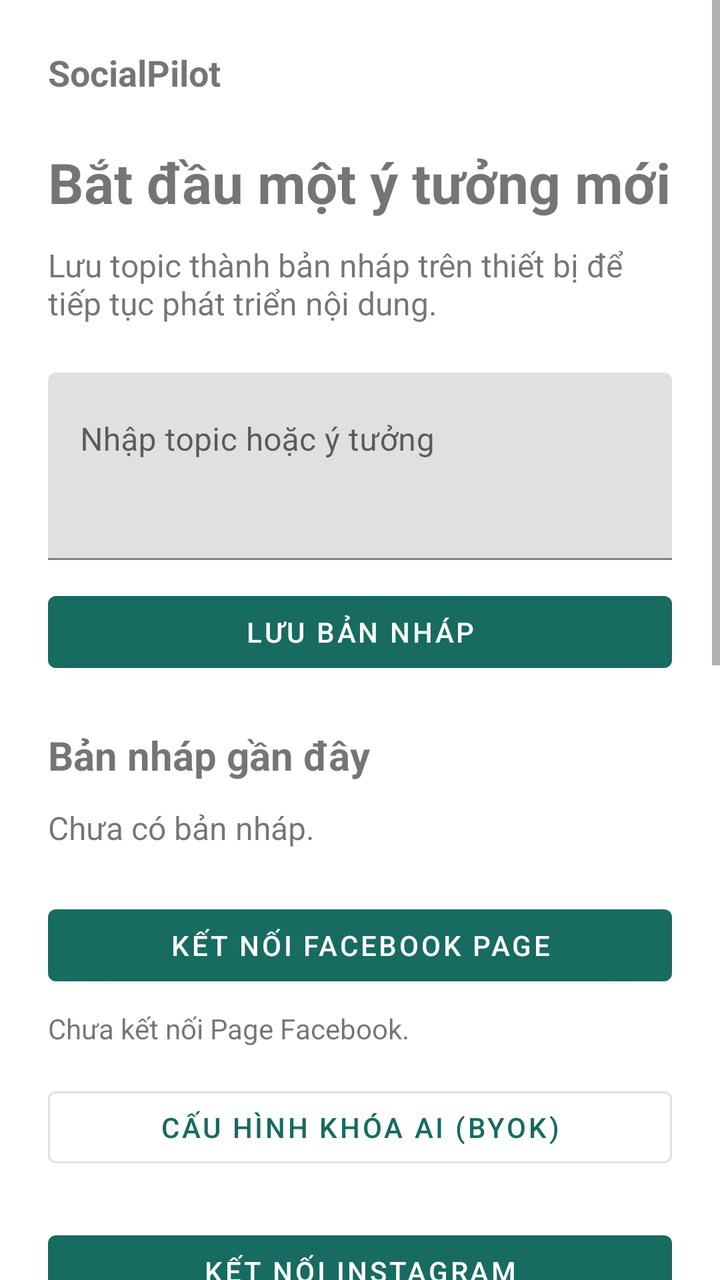
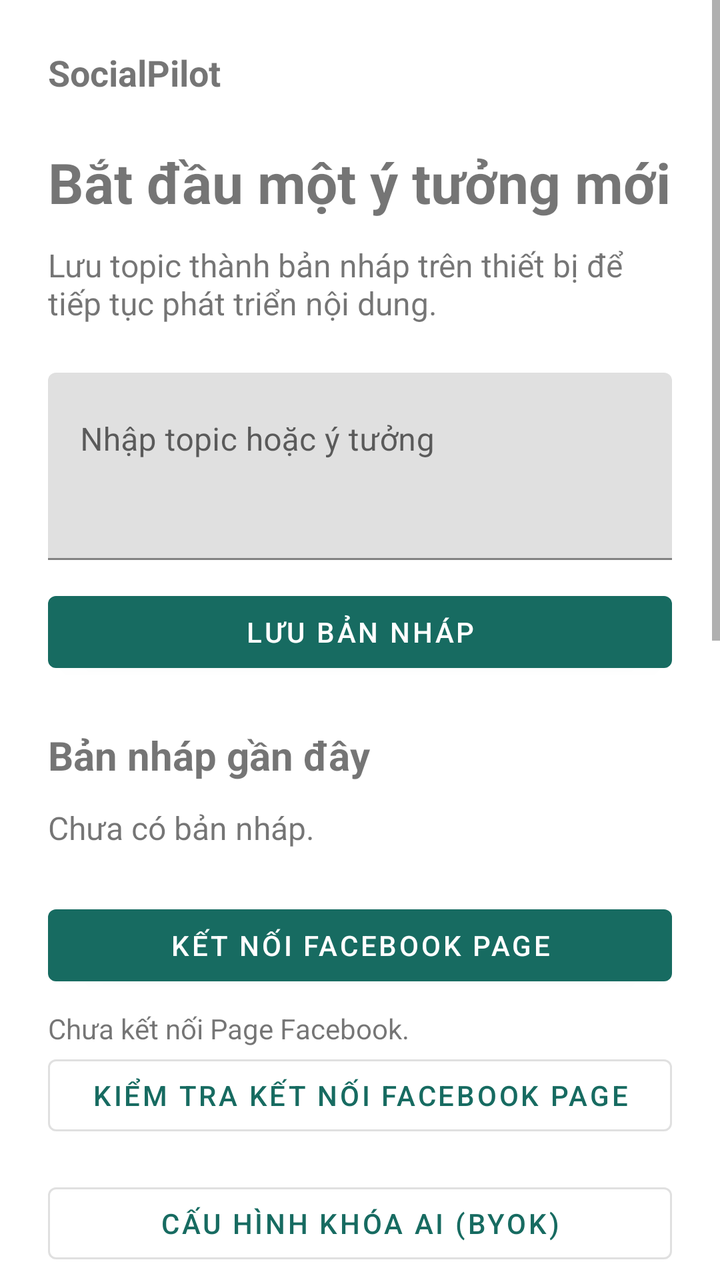

Before-and-after screenshots of an Android layout around one commit, followed by the original layout XML and the change that was made.
<!-- AndroidManifest.xml: application theme Theme.SocialPilot -->
<!-- res/layout/activity_main.xml -->
<ScrollView xmlns:android="http://schemas.android.com/apk/res/android"
    android:id="@+id/root" android:layout_width="match_parent" android:layout_height="match_parent"
    android:fillViewport="true">
  <LinearLayout android:layout_width="match_parent" android:layout_height="wrap_content"
      android:orientation="vertical" android:padding="24dp">
    <TextView android:layout_width="match_parent" android:layout_height="wrap_content"
        android:text="@string/app_name" android:textSize="18sp" android:textStyle="bold" />
    <TextView android:layout_width="match_parent" android:layout_height="wrap_content"
        android:layout_marginTop="24dp" android:text="@string/title" android:textSize="28sp" android:textStyle="bold" />
    <TextView android:layout_width="match_parent" android:layout_height="wrap_content"
        android:layout_marginTop="12dp" android:text="@string/intro" android:textSize="16sp" />
    <com.google.android.material.textfield.TextInputLayout android:layout_width="match_parent"
        android:layout_height="wrap_content" android:layout_marginTop="24dp" android:hint="@string/topic_hint">
      <com.google.android.material.textfield.TextInputEditText android:id="@+id/topicInput"
          android:layout_width="match_parent" android:layout_height="wrap_content"
          android:inputType="textMultiLine|textCapSentences" android:minLines="3" android:gravity="top" />
    </com.google.android.material.textfield.TextInputLayout>
    <com.google.android.material.button.MaterialButton android:id="@+id/saveButton"
        android:layout_width="match_parent" android:layout_height="wrap_content"
        android:layout_marginTop="12dp" android:text="@string/save" />
    <TextView android:layout_width="match_parent" android:layout_height="wrap_content"
        android:layout_marginTop="24dp" android:text="@string/drafts" android:textSize="20sp" android:textStyle="bold" />
    <TextView android:id="@+id/draftList" android:layout_width="match_parent" android:layout_height="wrap_content"
        android:layout_marginTop="12dp" android:text="@string/empty" android:textSize="16sp" />
    <com.google.android.material.button.MaterialButton android:id="@+id/connectFacebookButton"
        android:layout_width="match_parent" android:layout_height="wrap_content"
        android:layout_marginTop="24dp" android:text="@string/connect_facebook" />
    <TextView android:id="@+id/facebookPageStatus" android:layout_width="match_parent"
        android:layout_height="wrap_content" android:layout_marginTop="8dp"
        android:text="@string/facebook_not_connected" />
    <com.google.android.material.button.MaterialButton android:id="@+id/openAiKeysButton"
        style="@style/Widget.MaterialComponents.Button.OutlinedButton"
        android:layout_width="match_parent" android:layout_height="wrap_content"
        android:layout_marginTop="16dp" android:text="@string/open_ai_keys" />
    <com.google.android.material.button.MaterialButton android:id="@+id/connectInstagramButton"
        android:layout_width="match_parent" android:layout_height="wrap_content"
        android:layout_marginTop="24dp" android:text="@string/connect_instagram" />
    <TextView android:id="@+id/instagramAccountStatus" android:layout_width="match_parent"
        android:layout_height="wrap_content" android:layout_marginTop="8dp"
        android:text="@string/instagram_not_connected" />
    <TextView android:layout_width="match_parent" android:layout_height="wrap_content"
        android:layout_marginTop="24dp" android:text="@string/instagram_publish_title"
        android:textSize="20sp" android:textStyle="bold" />
    <com.google.android.material.textfield.TextInputLayout android:layout_width="match_parent"
        android:layout_height="wrap_content" android:layout_marginTop="12dp"
        android:hint="@string/instagram_image_url">
      <com.google.android.material.textfield.TextInputEditText android:id="@+id/instagramImageUrl"
          android:layout_width="match_parent" android:layout_height="wrap_content"
          android:inputType="textUri" />
    </com.google.android.material.textfield.TextInputLayout>
    <com.google.android.material.textfield.TextInputLayout android:layout_width="match_parent"
        android:layout_height="wrap_content" android:layout_marginTop="8dp"
        android:hint="@string/instagram_caption">
      <com.google.android.material.textfield.TextInputEditText android:id="@+id/instagramCaption"
          android:layout_width="match_parent" android:layout_height="wrap_content"
          android:inputType="textMultiLine|textCapSentences" android:minLines="2" />
    </com.google.android.material.textfield.TextInputLayout>
    <com.google.android.material.button.MaterialButton android:id="@+id/instagramApprove"
        android:layout_width="match_parent" android:layout_height="wrap_content"
        android:layout_marginTop="12dp" android:text="@string/instagram_approve" />
    <com.google.android.material.button.MaterialButton android:id="@+id/instagramPublish"
        android:layout_width="match_parent" android:layout_height="wrap_content"
        android:text="@string/instagram_publish" />
    <com.google.android.material.button.MaterialButton android:id="@+id/instagramReconcile"
        android:layout_width="match_parent" android:layout_height="wrap_content"
        android:text="@string/instagram_reconcile" />
    <com.google.android.material.button.MaterialButton android:id="@+id/instagramOpen"
        android:layout_width="match_parent" android:layout_height="wrap_content"
        android:text="@string/instagram_open" />
    <TextView android:id="@+id/instagramPublishStatus" android:layout_width="match_parent"
        android:layout_height="wrap_content" android:layout_marginTop="8dp"
        android:accessibilityLiveRegion="polite" android:text="@string/instagram_publish_hint" />
    <com.google.android.material.button.MaterialButton android:id="@+id/openPrototype"
        android:layout_width="match_parent" android:layout_height="wrap_content"
        android:layout_marginTop="24dp" android:text="@string/open_prototype" />
  </LinearLayout>
</ScrollView>
<!-- resources referenced by this layout -->
<resources>
  <string name="app_name">SocialPilot</string>
  <string name="connect_facebook">Kết nối Facebook Page</string>
  <string name="connect_instagram">Kết nối Instagram</string>
  <string name="drafts">Bản nháp gần đây</string>
  <string name="empty">Chưa có bản nháp.</string>
  <string name="facebook_not_connected">Chưa kết nối Page Facebook.</string>
  <string name="instagram_approve">Duyệt ảnh và caption này</string>
  <string name="instagram_caption">Caption thử</string>
  <string name="instagram_image_url">URL HTTPS của ảnh JPEG</string>
  <string name="instagram_not_connected">Chưa kết nối Instagram.</string>
  <string name="instagram_open">Mở bài gốc</string>
  <string name="instagram_publish">Đăng thật lên Instagram</string>
  <string name="instagram_publish_hint">Dùng tài khoản và nội dung thử dành riêng cho dự án.</string>
  <string name="instagram_publish_title">Thử đăng ảnh Instagram</string>
  <string name="instagram_reconcile">Kiểm tra kết nối và đối soát</string>
  <string name="intro">Lưu topic thành bản nháp trên thiết bị để tiếp tục phát triển nội dung.</string>
  <string name="open_ai_keys">Cấu hình khóa AI (BYOK)</string>
  <string name="open_prototype">Mở bản mẫu UI · Room · Worker</string>
  <string name="save">Lưu bản nháp</string>
  <string name="title">Bắt đầu một ý tưởng mới</string>
  <string name="topic_hint">Nhập topic hoặc ý tưởng</string>
  <style name="Theme.SocialPilot" parent="Theme.MaterialComponents.DayNight.NoActionBar">
    <item name="colorPrimary">#176B61</item><item name="colorPrimaryVariant">#104D46</item>
    <item name="colorSecondary">#176B61</item>
  </style>
</resources>

<!-- the commit's change to res/layout/activity_main.xml (unified diff, before → after) -->
@@ -28,6 +28,10 @@
     <TextView android:id="@+id/facebookPageStatus" android:layout_width="match_parent"
         android:layout_height="wrap_content" android:layout_marginTop="8dp"
         android:text="@string/facebook_not_connected" />
+    <com.google.android.material.button.MaterialButton android:id="@+id/checkFacebookButton"
+        style="@style/Widget.MaterialComponents.Button.OutlinedButton"
+        android:layout_width="match_parent" android:layout_height="wrap_content"
+        android:text="@string/check_facebook" />
     <com.google.android.material.button.MaterialButton android:id="@+id/openAiKeysButton"
         style="@style/Widget.MaterialComponents.Button.OutlinedButton"
         android:layout_width="match_parent" android:layout_height="wrap_content"
<!-- resource entries referenced after the edit -->
@@ -1,6 +1,7 @@
 <!-- resources referenced by this layout -->
 <resources>
   <string name="app_name">SocialPilot</string>
+  <string name="check_facebook">Kiểm tra kết nối Facebook Page</string>
   <string name="connect_facebook">Kết nối Facebook Page</string>
   <string name="connect_instagram">Kết nối Instagram</string>
   <string name="drafts">Bản nháp gần đây</string>
